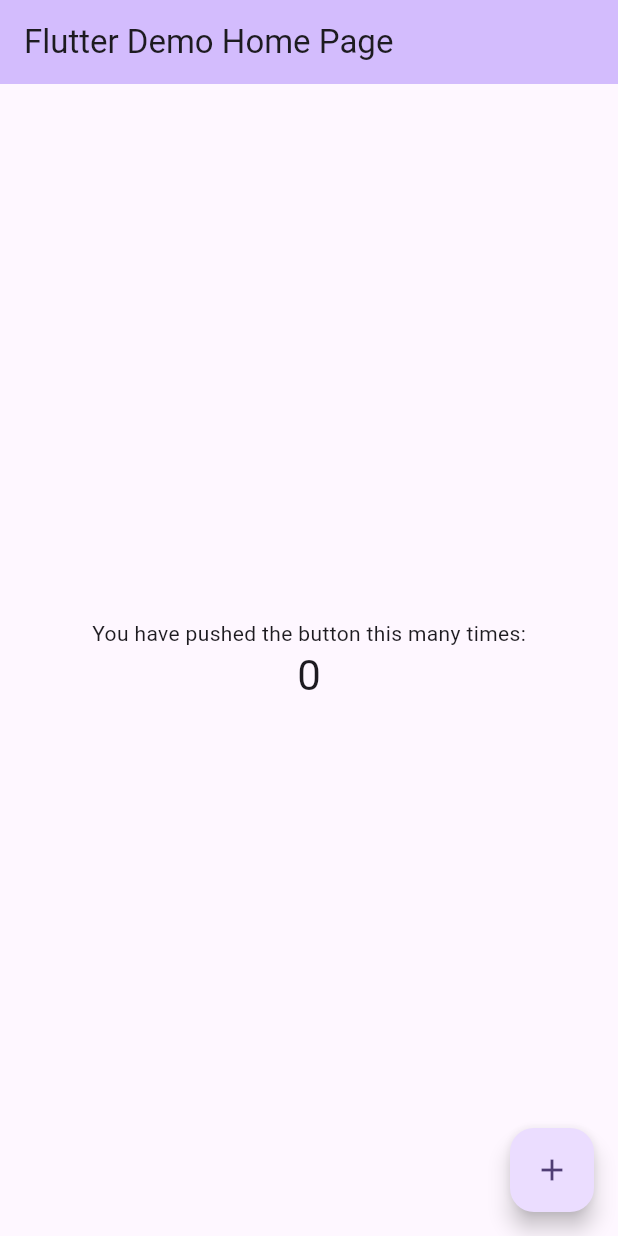
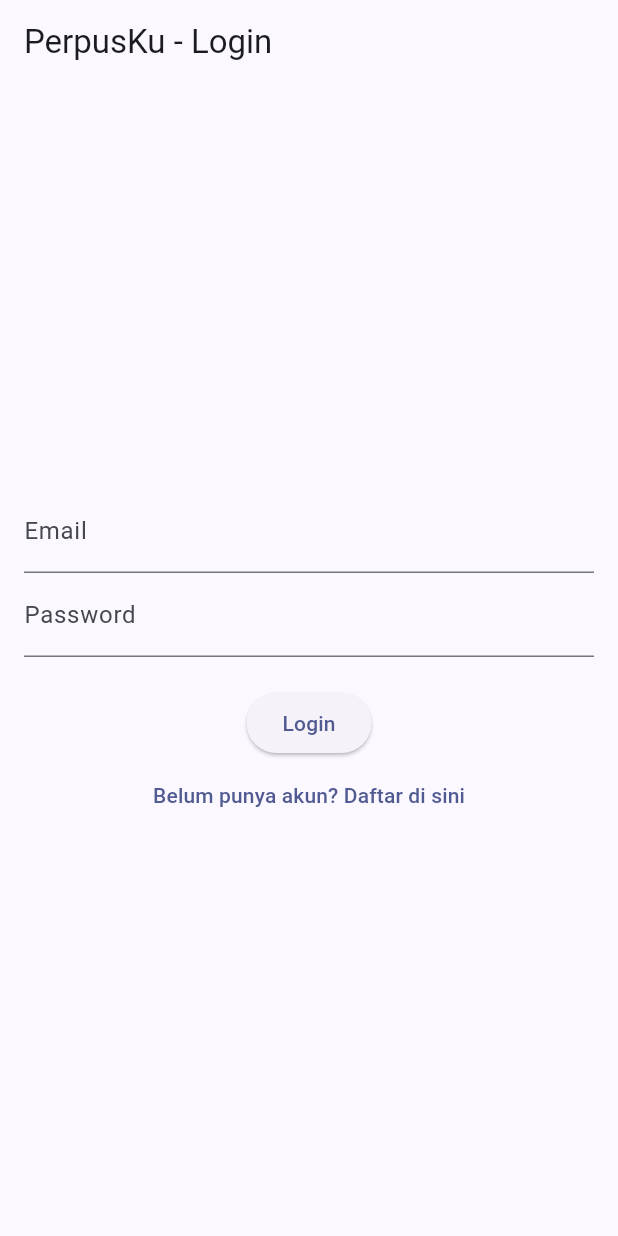
Before and after one commit to REMITMID/projekakhirpamp, a Flutter app: the screen it shows after launch, on a phone screen of 412 x 824 dp. Run offline on Flutter 3.47's test engine with Material 3 defaults, Android fonts, the phone set to English and light mode, and no system bars; our stand-ins replace supabase_flutter; accounts and stored records are empty.

Commit message:
feat : add login and signup

```diff
--- a/lib/features/auth/presentation/pages/login_page.dart
+++ b/lib/features/auth/presentation/pages/login_page.dart
@@ -0,0 +1,70 @@
+import 'package:flutter/material.dart';
+import 'package:provider/provider.dart';
+import '../providers/auth_provider.dart';
+import 'signup_page.dart';
+
+class LoginPage extends StatefulWidget {
+  const LoginPage({super.key});
+
+  @override
+  State<LoginPage> createState() => _LoginPageState();
+}
+
+class _LoginPageState extends State<LoginPage> {
+  final _emailController = TextEditingController();
+  final _passwordController = TextEditingController();
+
+  void _login() async {
+    final provider = context.read<AuthProvider>();
+    final error = await provider.signIn(
+      _emailController.text.trim(),
+      _passwordController.text.trim(),
+    );
+
+    if (error != null && mounted) {
+      ScaffoldMessenger.of(context).showSnackBar(SnackBar(content: Text(error)));
+    }
+  }
+
+  @override
+  Widget build(BuildContext context) {
+    final isLoading = context.watch<AuthProvider>().isLoading;
+
+    return Scaffold(
+      appBar: AppBar(title: const Text('PerpusKu - Login')),
+      body: Padding(
+        padding: const EdgeInsets.all(16.0),
+        child: Column(
+          mainAxisAlignment: MainAxisAlignment.center,
+          children: [
+            TextField(
+              controller: _emailController,
+              decoration: const InputDecoration(labelText: 'Email'),
+            ),
+            TextField(
+              controller: _passwordController,
+              obscureText: true,
+              decoration: const InputDecoration(labelText: 'Password'),
+            ),
+            const SizedBox(height: 20),
+            isLoading
+                ? const CircularProgressIndicator()
+                : ElevatedButton(
+              onPressed: _login,
+              child: const Text('Login'),
+            ),
+            TextButton(
+              onPressed: () {
+                Navigator.push(
+                  context,
+                  MaterialPageRoute(builder: (_) => const SignUpPage()),
+                );
+              },
+              child: const Text('Belum punya akun? Daftar di sini'),
+            ),
+          ],
+        ),
+      ),
+    );
+  }
+}
--- a/lib/main.dart
+++ b/lib/main.dart
@@ -1,122 +1,47 @@
 import 'package:flutter/material.dart';
+import 'package:provider/provider.dart';
+import 'package:supabase_flutter/supabase_flutter.dart';
+import 'features/auth/presentation/providers/auth_provider.dart';
+import 'features/auth/presentation/pages/login_page.dart';
+import 'features/reservation/presentation/providers/reservation_provider.dart';
+import 'features/reservation/presentation/pages/reservation_list_page.dart';
 
-void main() {
-  runApp(const MyApp());
+void main() async {
+  WidgetsFlutterBinding.ensureInitialized();
+
+  await Supabase.initialize(
+    url: 'YOUR_SUPABASE_URL',
+    anonKey: 'YOUR_SUPABASE_ANON_KEY',
+  );
+
+  runApp(
+    MultiProvider(
+      providers: [
+        ChangeNotifierProvider(create: (_) => AuthProvider()),
+        ChangeNotifierProvider(create: (_) => ReservationProvider()),
+      ],
+      child: const MyApp(),
+    ),
+  );
 }
 
 class MyApp extends StatelessWidget {
   const MyApp({super.key});
 
-  // This widget is the root of your application.
   @override
   Widget build(BuildContext context) {
+    final authProvider = context.watch<AuthProvider>();
+
     return MaterialApp(
-      title: 'Flutter Demo',
+      title: 'PerpusKu - Reservasi Buku',
+      debugShowCheckedModeBanner: false,
       theme: ThemeData(
-        // This is the theme of your application.
-        //
-        // TRY THIS: Try running your application with "flutter run". You'll see
-        // the application has a purple toolbar. Then, without quitting the app,
-        // try changing the seedColor in the colorScheme below to Colors.green
-        // and then invoke "hot reload" (save your changes or press the "hot
-        // reload" button in a Flutter-supported IDE, or press "r" if you used
-        // the command line to start the app).
-        //
-        // Notice that the counter didn't reset back to zero; the application
-        // state is not lost during the reload. To reset the state, use hot
-        // restart instead.
-        //
-        // This works for code too, not just values: Most code changes can be
-        // tested with just a hot reload.
-        colorScheme: .fromSeed(seedColor: Colors.deepPurple),
+        colorScheme: ColorScheme.fromSeed(seedColor: Colors.indigo),
+        useMaterial3: true,
       ),
-      home: const MyHomePage(title: 'Flutter Demo Home Page'),
+      home: authProvider.currentUser == null
+          ? const LoginPage()
+          : const ReservationListPage(),
     );
   }
 }
-
-class MyHomePage extends StatefulWidget {
-  const MyHomePage({super.key, required this.title});
-
-  // This widget is the home page of your application. It is stateful, meaning
-  // that it has a State object (defined below) that contains fields that affect
-  // how it looks.
-
-  // This class is the configuration for the state. It holds the values (in this
-  // case the title) provided by the parent (in this case the App widget) and
-  // used by the build method of the State. Fields in a Widget subclass are
-  // always marked "final".
-
-  final String title;
-
-  @override
-  State<MyHomePage> createState() => _MyHomePageState();
-}
-
-class _MyHomePageState extends State<MyHomePage> {
-  int _counter = 0;
-
-  void _incrementCounter() {
-    setState(() {
-      // This call to setState tells the Flutter framework that something has
-      // changed in this State, which causes it to rerun the build method below
-      // so that the display can reflect the updated values. If we changed
-      // _counter without calling setState(), then the build method would not be
-      // called again, and so nothing would appear to happen.
-      _counter++;
-    });
-  }
-
-  @override
-  Widget build(BuildContext context) {
-    // This method is rerun every time setState is called, for instance as done
-    // by the _incrementCounter method above.
-    //
-    // The Flutter framework has been optimized to make rerunning build methods
-    // fast, so that you can just rebuild anything that needs updating rather
-    // than having to individually change instances of widgets.
-    return Scaffold(
-      appBar: AppBar(
-        // TRY THIS: Try changing the color here to a specific color (to
-        // Colors.amber, perhaps?) and trigger a hot reload to see the AppBar
-        // change color while the other colors stay the same.
-        backgroundColor: Theme.of(context).colorScheme.inversePrimary,
-        // Here we take the value from the MyHomePage object that was created by
-        // the App.build method, and use it to set our appbar title.
-        title: Text(widget.title),
-      ),
-      body: Center(
-        // Center is a layout widget. It takes a single child and positions it
-        // in the middle of the parent.
-        child: Column(
-          // Column is also a layout widget. It takes a list of children and
-          // arranges them vertically. By default, it sizes itself to fit its
-          // children horizontally, and tries to be as tall as its parent.
-          //
-          // Column has various properties to control how it sizes itself and
-          // how it positions its children. Here we use mainAxisAlignment to
-          // center the children vertically; the main axis here is the vertical
-          // axis because Columns are vertical (the cross axis would be
-          // horizontal).
-          //
-          // TRY THIS: Invoke "debug painting" (choose the "Toggle Debug Paint"
-          // action in the IDE, or press "p" in the console), to see the
-          // wireframe for each widget.
-          mainAxisAlignment: .center,
-          children: [
-            const Text('You have pushed the button this many times:'),
-            Text(
-              '$_counter',
-              style: Theme.of(context).textTheme.headlineMedium,
-            ),
-          ],
-        ),
-      ),
-      floatingActionButton: FloatingActionButton(
-        onPressed: _incrementCounter,
-        tooltip: 'Increment',
-        child: const Icon(Icons.add),
-      ),
-    );
-  }
-}
--- a/pubspec.yaml
+++ b/pubspec.yaml
@@ -30,7 +30,8 @@ environment:
 dependencies:
   flutter:
     sdk: flutter
-
+  supabase_flutter: ^2.8.0
+  provider: ^6.1.2
   # The following adds the Cupertino Icons font to your application.
   # Use with the CupertinoIcons class for iOS style icons.
   cupertino_icons: ^1.0.8
```
Also changed, not shown: lib/features/auth/presentation/pages/signup_page.dart (+67 -0 lines), lib/features/auth/presentation/providers/auth_provider.dart (+53 -0 lines), pubspec.lock, 7 other files.
